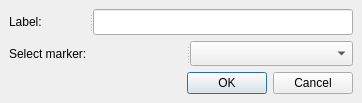
First picture: the form in scribus/ui/mark2mark.ui, repository scribusproject/scribus, before the edit.
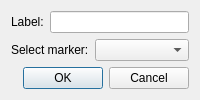
Second picture: the form after the edit.

Commit message: Reset some values on Marks UI files to defaults and relayout to fix some layout issues.

```diff
--- a/scribus/ui/mark2mark.ui
+++ b/scribus/ui/mark2mark.ui
@@ -2,71 +2,40 @@
 <ui version="4.0">
  <class>Mark2MarkDlg</class>
  <widget class="QDialog" name="Mark2MarkDlg">
-  <property name="geometry">
-   <rect>
-    <x>0</x>
-    <y>0</y>
-    <width>362</width>
-    <height>103</height>
-   </rect>
-  </property>
   <property name="sizePolicy">
    <sizepolicy hsizetype="Preferred" vsizetype="Fixed">
     <horstretch>0</horstretch>
     <verstretch>0</verstretch>
    </sizepolicy>
   </property>
-  <property name="minimumSize">
-   <size>
-    <width>0</width>
-    <height>103</height>
-   </size>
-  </property>
-  <property name="maximumSize">
-   <size>
-    <width>16777215</width>
-    <height>103</height>
-   </size>
-  </property>
   <property name="windowTitle">
    <string>Dialog</string>
   </property>
-  <layout class="QVBoxLayout" name="verticalLayout">
-   <property name="leftMargin">
-    <number>9</number>
-   </property>
-   <property name="topMargin">
-    <number>9</number>
-   </property>
-   <property name="rightMargin">
-    <number>9</number>
-   </property>
-   <property name="bottomMargin">
-    <number>9</number>
-   </property>
+  <layout class="QGridLayout" name="gridLayout">
+   <item row="0" column="0">
+    <layout class="QHBoxLayout" name="horizontalLayout">
    <item>
-    <widget class="QSplitter" name="splitter">
-     <property name="orientation">
-      <enum>Qt::Horizontal</enum>
-     </property>
      <widget class="QLabel" name="label_2">
       <property name="text">
        <string>Label:</string>
       </property>
      </widget>
+     </item>
+     <item>
      <widget class="QLineEdit" name="labelEdit"/>
-    </widget>
-   </item>
+     </item>
+    </layout>
+   </item>
+   <item row="1" column="0">
+    <layout class="QHBoxLayout" name="horizontalLayout_2">
    <item>
-    <widget class="QSplitter" name="splitter_2">
-     <property name="orientation">
-      <enum>Qt::Horizontal</enum>
-     </property>
      <widget class="QLabel" name="label">
       <property name="text">
        <string>Select marker:</string>
       </property>
      </widget>
+     </item>
+     <item>
      <widget class="QComboBox" name="LabelList">
       <property name="sizePolicy">
        <sizepolicy hsizetype="Expanding" vsizetype="Fixed">
@@ -84,40 +53,15 @@
        <bool>false</bool>
       </property>
      </widget>
-    </widget>
-   </item>
-   <item>
-    <layout class="QHBoxLayout" name="horizontalLayout">
-     <item>
-      <spacer name="horizontalSpacer">
-       <property name="orientation">
-        <enum>Qt::Horizontal</enum>
-       </property>
-       <property name="sizeHint" stdset="0">
-        <size>
-         <width>166</width>
-         <height>20</height>
-        </size>
-       </property>
-      </spacer>
-     </item>
-     <item>
+     </item>
+    </layout>
+   </item>
+   <item row="2" column="0">
       <widget class="QDialogButtonBox" name="buttonBox">
-       <property name="sizePolicy">
-        <sizepolicy hsizetype="Fixed" vsizetype="Fixed">
-         <horstretch>0</horstretch>
-         <verstretch>0</verstretch>
-        </sizepolicy>
-       </property>
-       <property name="orientation">
-        <enum>Qt::Horizontal</enum>
-       </property>
        <property name="standardButtons">
         <set>QDialogButtonBox::Cancel|QDialogButtonBox::Ok</set>
        </property>
       </widget>
-     </item>
-    </layout>
    </item>
   </layout>
  </widget>
```
Lines whose indentation alone changed are shown as unchanged. The commit also changes 3 other files.
